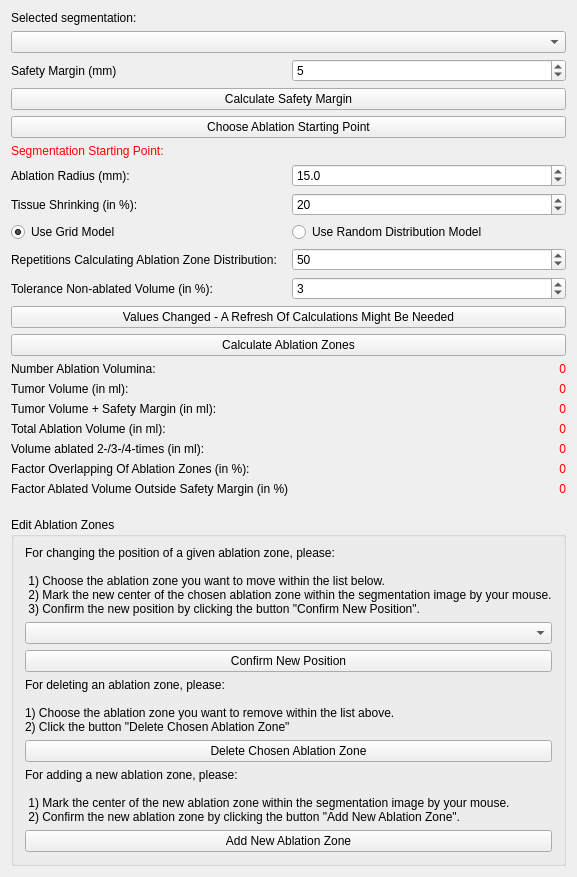
This is Plugins/org.mitk.gui.qt.ablationplanning/src/internal/QmitkAblationPlanningViewControls.ui in alaansheikhani/MITK as Qt 5 draws it before an edit. The edited form follows.
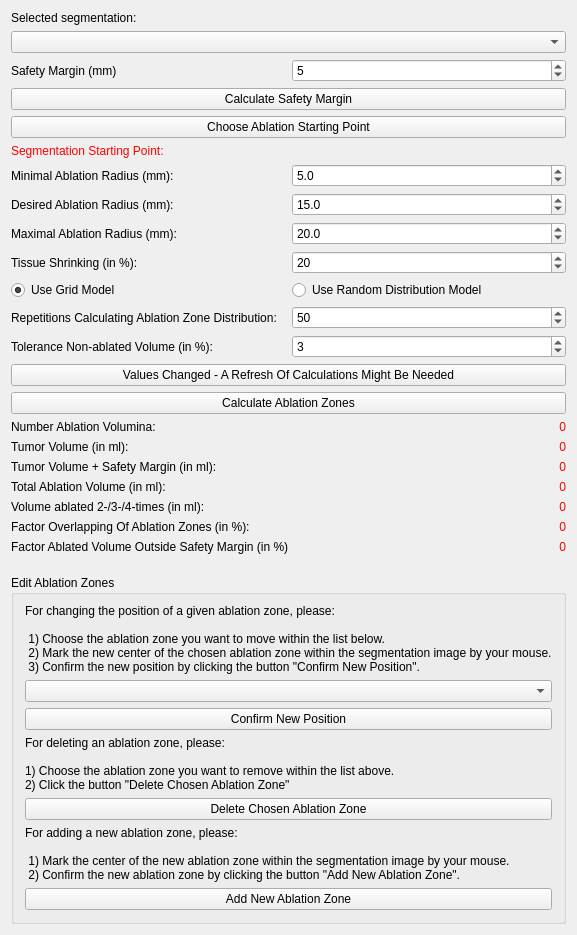
This is the edited form. Icons and pictures are not drawn. Custom widgets are drawn as their Qt base class.

Commit message: added members for min/max ablation radii

The edit to the form file:
```diff
--- a/Plugins/org.mitk.gui.qt.ablationplanning/src/internal/QmitkAblationPlanningViewControls.ui
+++ b/Plugins/org.mitk.gui.qt.ablationplanning/src/internal/QmitkAblationPlanningViewControls.ui
@@ -91,6 +91,36 @@
      </property>
     </widget>
    </item>
+   <item>
+    <layout class="QHBoxLayout" name="horizontalLayout_7">
+     <item>
+      <widget class="QLabel" name="label_3">
+       <property name="text">
+        <string>Minimal Ablation Radius (mm):</string>
+       </property>
+      </widget>
+     </item>
+     <item>
+      <widget class="QDoubleSpinBox" name="minAblationRadiusSpinBox">
+       <property name="decimals">
+        <number>1</number>
+       </property>
+       <property name="minimum">
+        <double>0.500000000000000</double>
+       </property>
+       <property name="maximum">
+        <double>60.000000000000000</double>
+       </property>
+       <property name="singleStep">
+        <double>0.100000000000000</double>
+       </property>
+       <property name="value">
+        <double>5.000000000000000</double>
+       </property>
+      </widget>
+     </item>
+    </layout>
+   </item>
    <item>
     <layout class="QHBoxLayout" name="horizontalLayout">
      <property name="topMargin">
@@ -99,7 +129,7 @@
      <item>
       <widget class="QLabel" name="ablationRadiusLabel">
        <property name="text">
-        <string>Ablation Radius (mm):</string>
+        <string>Desired Ablation Radius (mm):</string>
        </property>
       </widget>
      </item>
@@ -124,6 +154,36 @@
      </item>
     </layout>
    </item>
+   <item>
+    <layout class="QHBoxLayout" name="horizontalLayout_8">
+     <item>
+      <widget class="QLabel" name="label_4">
+       <property name="text">
+        <string>Maximal Ablation Radius (mm):</string>
+       </property>
+      </widget>
+     </item>
+     <item>
+      <widget class="QDoubleSpinBox" name="maxAblationRadiusSpinBox">
+       <property name="decimals">
+        <number>1</number>
+       </property>
+       <property name="minimum">
+        <double>0.500000000000000</double>
+       </property>
+       <property name="maximum">
+        <double>60.000000000000000</double>
+       </property>
+       <property name="singleStep">
+        <double>0.100000000000000</double>
+       </property>
+       <property name="value">
+        <double>20.000000000000000</double>
+       </property>
+      </widget>
+     </item>
+    </layout>
+   </item>
    <item>
     <layout class="QHBoxLayout" name="horizontalLayout_6">
      <property name="topMargin">
```
The commit also changes 4 other files.
